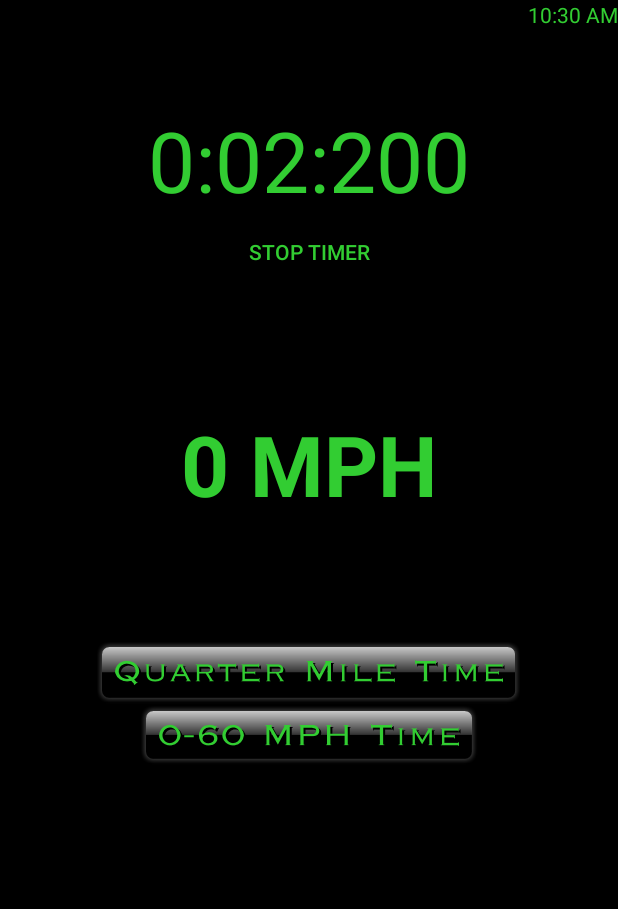
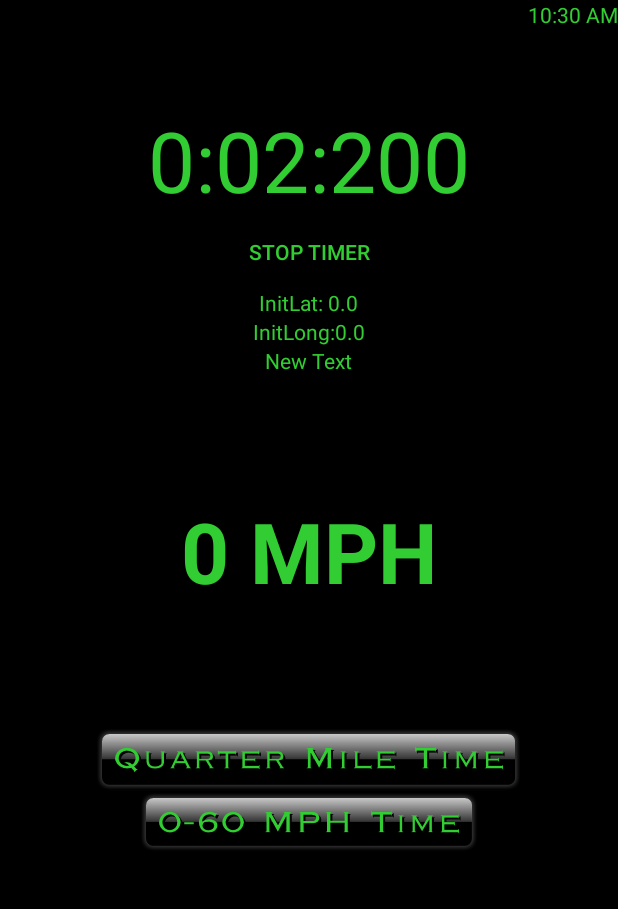
Before and after one commit to romadd1193/TestCarSpeedometer, an Android app: the fragment Menu2_Fragment placed in its activity, after a tap on an icon or button, on a phone screen of 412 x 824 dp, the part 84-993 px from its top. Run offline under Robolectric (Android 15) with nearby library versions, the phone set to English and light mode, and no system bars; 2 statements that could not run were skipped; 2 other taps on this screen came first.

Commit message:
quarter mile timer initial

```diff
--- a/app/src/main/java/testcarspeedometer/jirmproductions/com/testcarspeedometer/Menu2_Fragment.java
+++ b/app/src/main/java/testcarspeedometer/jirmproductions/com/testcarspeedometer/Menu2_Fragment.java
@@ -22,6 +22,9 @@ import android.os.Handler;
 public class Menu2_Fragment extends Fragment implements LocationListener {
     private TextView txt;
     private TextView timer;
+    private TextView initialLat;
+    private TextView initialLong;
+    private TextView totalDistance;
     private ImageButton z60;
     private ImageButton quarter;
     private Button stop;
@@ -29,7 +32,12 @@ public class Menu2_Fragment extends Fragment implements LocationListener {
     long timeInMilliseconds = 0L;
     long timeSwapBuff = 0L;
     long updatedTime = 0L;
+    double distance = 0L;
+    double initLat = 0;
+    double initLong = 0;
     private Handler handler = new Handler();
+    Location l;
+    LocationManager lm;
 
     public Menu2_Fragment() {
     }
@@ -42,16 +50,22 @@ public class Menu2_Fragment extends Fragment implements LocationListener {
 
         txt = (TextView) rootView.findViewById(R.id.menu2initial);
         timer = (TextView) rootView.findViewById(R.id.menu2timertxt);
+
+        initialLat = (TextView) rootView.findViewById(R.id.textView8);
+        initialLong = (TextView) rootView.findViewById(R.id.textView9);
+        totalDistance = (TextView) rootView.findViewById(R.id.textView10);
+
         z60 = (ImageButton) rootView.findViewById(R.id.menu2imageButtonzsixty);
         quarter = (ImageButton) rootView.findViewById(R.id.menu2imageButtonquarter);
         stop= (Button) rootView.findViewById(R.id.menu2stoptimerbutton);
-        LocationManager lm = (LocationManager) getActivity().getSystemService(Context.LOCATION_SERVICE);
+        lm = (LocationManager) getActivity().getSystemService(Context.LOCATION_SERVICE);
         lm.requestLocationUpdates(LocationManager.GPS_PROVIDER, 0, 0, this);
 
         z60.setOnClickListener(new View.OnClickListener() {
             @Override
             public void onClick(View v) {
                 startTime = SystemClock.uptimeMillis();
+                distance = 0L;
                 handler.postDelayed(updateTimerThread, 0);
             }
         });
@@ -60,6 +74,12 @@ public class Menu2_Fragment extends Fragment implements LocationListener {
             @Override
             public void onClick(View v) {
                 startTime = SystemClock.uptimeMillis();
+                distance = 0L;
+                l = lm.getLastKnownLocation(LocationManager.GPS_PROVIDER);
+                initLat = l.getLatitude();
+                initialLat.setText("InitLat: "+initLat+"");
+                initLong = l.getLongitude();
+                initialLong.setText("InitLong:"+initLong+"");
                 handler.postDelayed(updateTimerThread, 0);
             }
         });
@@ -68,6 +88,7 @@ public class Menu2_Fragment extends Fragment implements LocationListener {
             @Override
             public void onClick(View v) {
                 handler.removeCallbacks(updateTimerThread);
+                distance = 0L;
                 timer.setText("0:00:000");
             }
         });
@@ -101,8 +122,28 @@ public class Menu2_Fragment extends Fragment implements LocationListener {
         }
         else{
             float nCurrentSpeed=location.getSpeed();
+            double nLat = location.getLatitude();
+            double nLong = location.getLongitude();
+
+            double dlon  = nLong - initLong;
+            double dlat  = nLat - initLat;
+            double a = Math.pow((Math.sin(dlat/2)),2) + Math.cos(initLat) * Math.cos(nLat) * Math.pow((Math.sin(dlon/2)),2);
+            double c = 2 * Math.atan2(Math.sqrt(a), Math.sqrt(1 - a));
+            distance = (3961.0 * c); // (where 3961 is the radius of the Earth);
+            totalDistance.setText("Distance: "+distance+"");
+            /*
+            dlon = lon2 - lon1
+            dlat = lat2 - lat1
+            a = (sin(dlat/2))^2 + cos(lat1) * cos(lat2) * (sin(dlon/2))^2
+            c = 2 * atan2( sqrt(a), sqrt(1-a) )
+            d = R * c (where R is the radius of the Earth)
+             */
             txt.setText((Math.round(nCurrentSpeed * 2.23694)+" MPH"));
             if((nCurrentSpeed*2.23694)>=60)
+            {
+                handler.removeCallbacks(updateTimerThread);
+            }
+            if((distance)>=0.25)
             {
                 handler.removeCallbacks(updateTimerThread);
             }
--- a/app/src/main/java/testcarspeedometer/jirmproductions/com/testcarspeedometer/NavigationDrawerFragment.java
+++ b/app/src/main/java/testcarspeedometer/jirmproductions/com/testcarspeedometer/NavigationDrawerFragment.java
@@ -1,6 +1,5 @@
 package testcarspeedometer.jirmproductions.com.testcarspeedometer;
 
-import testcarspeedometer.jirmproductions.com.testcarspeedometer.Conversion_Fragment.AlertPositiveListener;
 import android.app.FragmentManager;
 import android.content.ClipData;
 import android.support.v7.app.ActionBarActivity;
@@ -31,7 +30,7 @@ import android.widget.Toast;
  * See the <a href="https://developer.android.com/design/patterns/navigation-drawer.html#Interaction">
  * design guidelines</a> for a complete explanation of the behaviors implemented here.
  */
-public class NavigationDrawerFragment extends Fragment implements AlertPositiveListener  {
+public class NavigationDrawerFragment extends Fragment  {
     int position = 0;
     /**
      * Remember the position of the selected item.
@@ -257,15 +256,10 @@ public class NavigationDrawerFragment extends Fragment implements AlertPositiveL
                 public void onClick(View v) {
                     android.support.v4.app.FragmentManager manager = getFragmentManager();
 
-                    Conversion_Fragment alert = new Conversion_Fragment();
-
                     Bundle b  = new Bundle();
 
                     b.putInt("position", position);
 
-                    alert.setArguments(b);
-
-                    alert.show(manager, "alert_dialog_radio");
                 }
             };
 
@@ -288,11 +282,6 @@ public class NavigationDrawerFragment extends Fragment implements AlertPositiveL
         return ((ActionBarActivity) getActivity()).getSupportActionBar();
     }
 
-    @Override
-    public void onPositiveClick(int position) {
-
-    }
-
     public static interface NavigationDrawerCallbacks {
 
         void onNavigationDrawerItemSelected(int position);
--- a/app/src/main/res/layout/menu2_layout.xml
+++ b/app/src/main/res/layout/menu2_layout.xml
@@ -42,6 +42,30 @@
     <TextView
         android:layout_width="wrap_content"
         android:layout_height="wrap_content"
+        android:text="New Text"
+        android:id="@+id/textView8"
+        android:textColor="#32cd32"
+        android:layout_gravity="center_horizontal" />
+
+    <TextView
+        android:layout_width="wrap_content"
+        android:layout_height="wrap_content"
+        android:text="New Text"
+        android:textColor="#32cd32"
+        android:id="@+id/textView9"
+        android:layout_gravity="center_horizontal" />
+
+    <TextView
+        android:layout_width="wrap_content"
+        android:layout_height="wrap_content"
+        android:text="New Text"
+        android:textColor="#32cd32"
+        android:id="@+id/textView10"
+        android:layout_gravity="center_horizontal" />
+
+    <TextView
+        android:layout_width="wrap_content"
+        android:layout_height="wrap_content"
         android:textAppearance="?android:attr/textAppearanceLarge"
         android:text="0 MPH"
         android:id="@+id/menu2initial"
```
Also changed, not shown: app/src/main/java/testcarspeedometer/jirmproductions/com/testcarspeedometer/Conversion_Fragment.java (deleted, +0 -59 lines), app/src/main/java/testcarspeedometer/jirmproductions/com/testcarspeedometer/Store.java (deleted, +0 -11 lines).
